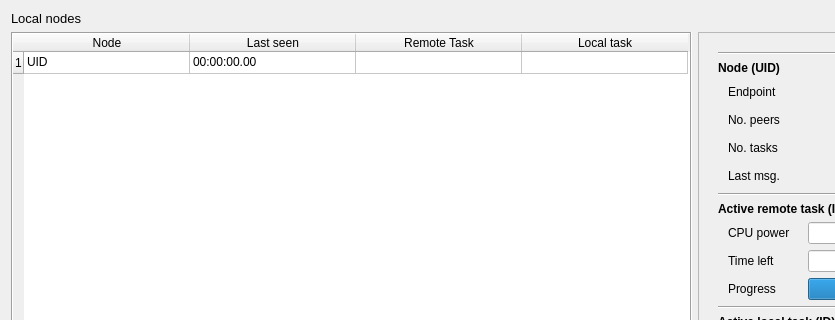
Before: the Qt Designer form poc/golemPy/src/ui/manager.ui in golemfactory/clay, drawn with Qt 5; both pictures show x 0 to 835 and y 0 to 320 of the 999 by 637 pixel window.
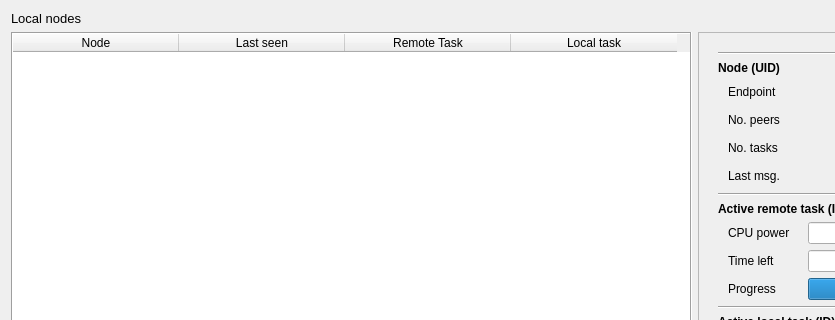
After: the same form once the commit is applied.

Commit message: resh init state of the manager

```diff
--- a/poc/golemPy/src/ui/manager.ui
+++ b/poc/golemPy/src/ui/manager.ui
@@ -61,7 +61,7 @@
           <bool>true</bool>
          </property>
          <property name="rowCount">
-          <number>1</number>
+          <number>0</number>
          </property>
          <property name="columnCount">
           <number>4</number>
@@ -78,7 +78,6 @@
          <attribute name="verticalHeaderDefaultSectionSize">
           <number>22</number>
          </attribute>
-         <row/>
          <column>
           <property name="text">
            <string>Node</string>
@@ -99,26 +98,6 @@
            <string>Local task</string>
           </property>
          </column>
-         <item row="0" column="0">
-          <property name="text">
-           <string>UID</string>
-          </property>
-         </item>
-         <item row="0" column="1">
-          <property name="text">
-           <string>00:00:00.00</string>
-          </property>
-         </item>
-         <item row="0" column="2">
-          <property name="text">
-           <string/>
-          </property>
-         </item>
-         <item row="0" column="3">
-          <property name="text">
-           <string/>
-          </property>
-         </item>
         </widget>
        </item>
        <item>
```
The commit also changes 3 other files.
